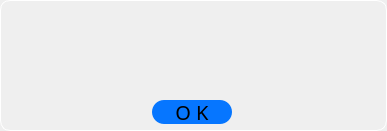
Qt form infodialog.ui (Reynardd/MoonMessenger_TheDebuggingDudes_1) before a commit.
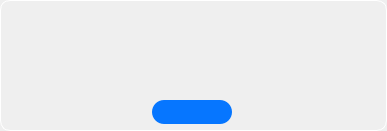
The same form after that commit. Icons and pictures are not drawn.

Patch:
```diff
--- a/infodialog.ui
+++ b/infodialog.ui
@@ -79,6 +79,10 @@
     border-radius: 12px;
 	border-color: rgb(6, 118, 255);
 	background-color: rgb(6, 118, 255);
+
+	
+	image: url(:/label/okButton.svg);
+	border:none;
 }
 
 QPushButton:hover {
@@ -94,7 +98,7 @@
 }</string>
    </property>
    <property name="text">
-    <string>O K</string>
+    <string/>
    </property>
   </widget>
   <widget class="QWidget" name="centralwidget" native="true">
```
Left out of the diff: 8 changed lines with no effect on the pictures.
